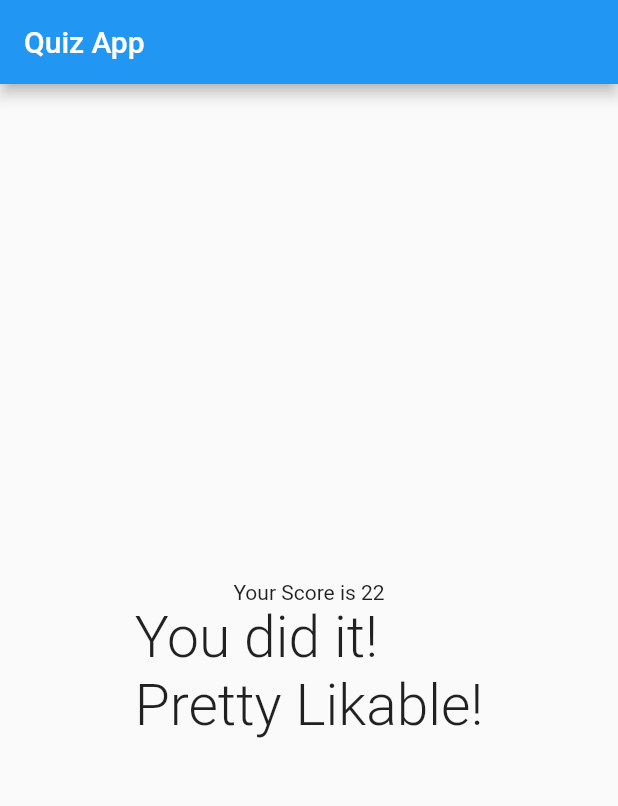
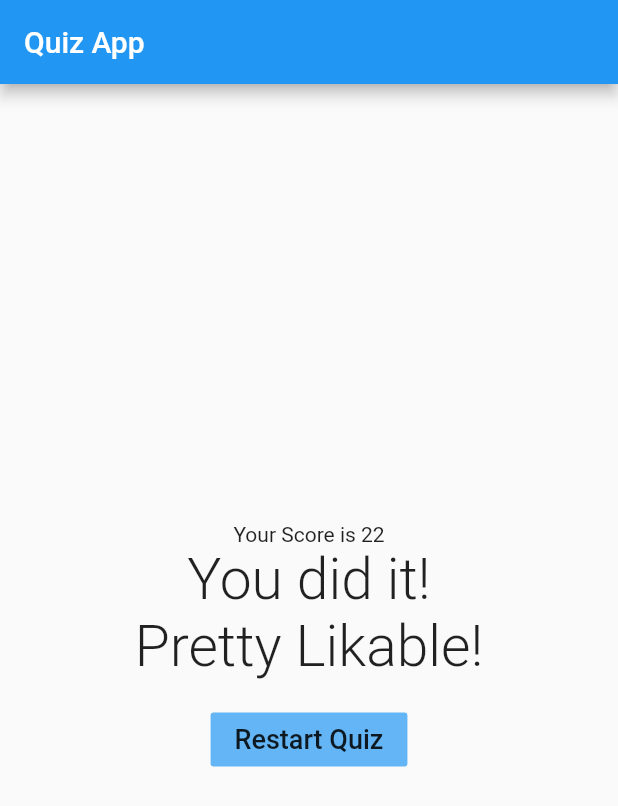
Before and after one commit to Amitpatil215/Personality-Quiz-App, a Flutter app: the screen it shows after launch, after a tap on "Yellow", after a tap on "Rabbit", after a tap on "Wheat", on a phone screen of 412 x 824 dp. Shown: the top 806 px of the screen. Run offline on Flutter 3.47's test engine with Material 2 defaults, Android fonts, the phone set to English and light mode, and no system bars.

Commit message:
Reset Quiz Button Implemeted

```diff
--- a/lib/main.dart
+++ b/lib/main.dart
@@ -38,12 +38,17 @@ class _MyAppState extends State<MyApp> {
 
   void _answerQuestions(int optionScore) {
     _totalScore +=optionScore;
-    print(_totalScore);
     setState(() {
       _questionIndex = _questionIndex + 1;
     });
   }
 
+  void _resetQuiz(){
+    setState(() {
+      _questionIndex=0;
+      _totalScore=0;
+    });
+  }
   @override
   Widget build(BuildContext context) {
     return Scaffold(
@@ -55,7 +60,7 @@ class _MyAppState extends State<MyApp> {
         answerQuestions: _answerQuestions,
         questionIndex: _questionIndex,
         questions: _questions,)
-          : Result(_totalScore)
+          : Result(_totalScore,_resetQuiz)
     );
   }
 }
--- a/lib/result.dart
+++ b/lib/result.dart
@@ -2,20 +2,19 @@ import 'package:flutter/material.dart';
 
 class Result extends StatelessWidget {
   final int resultScore;
+  final Function quizReset;
 
-  Result(this.resultScore);
+  Result(this.resultScore, this.quizReset);
 
   //creating a getter as it does not take any parameters it does not have ()
-  String get resultPhrase{
-    var resultText='You did it!';
-    if(resultScore >=25){
-      resultText="You are awesome and innocent!";
-    }
-    else if(resultScore >=15){
-      resultText="Pretty Likable!";
-    }
-    else if(resultScore >=5){
-      resultText="You Are Strange!";
+  String get resultPhrase {
+    var resultText = 'You did it!';
+    if (resultScore >= 25) {
+      resultText = "You are awesome!";
+    } else if (resultScore >= 15) {
+      resultText = "Pretty Likable!";
+    } else if (resultScore >= 5) {
+      resultText = "You Are Strange!";
     }
     return resultText;
   }
@@ -25,10 +24,32 @@ class Result extends StatelessWidget {
     return Column(
       mainAxisAlignment: MainAxisAlignment.center,
       children: <Widget>[
-        Text("Your Score is $resultScore",),
+        Text(
+          "Your Score is $resultScore",
+        ),
         Center(
-          child: Text("You did it! \n$resultPhrase",style: TextStyle(fontSize: 38,fontWeight: FontWeight.w300),),
+          child: Text(
+            "You did it! \n$resultPhrase",
+            style: TextStyle(
+              fontSize: 38,
+              fontWeight: FontWeight.w300,
+            ),
+            textAlign: TextAlign.center,
+          ),
         ),
+
+        Padding(
+
+          padding: const EdgeInsets.all(15.0),
+          child: FlatButton(
+            onPressed: quizReset,
+            color: Colors.blue.shade300,
+            child: Text(
+              "Restart Quiz",
+              style: TextStyle(fontSize: 18),
+            ),
+          ),
+        )
       ],
     );
   }
```
